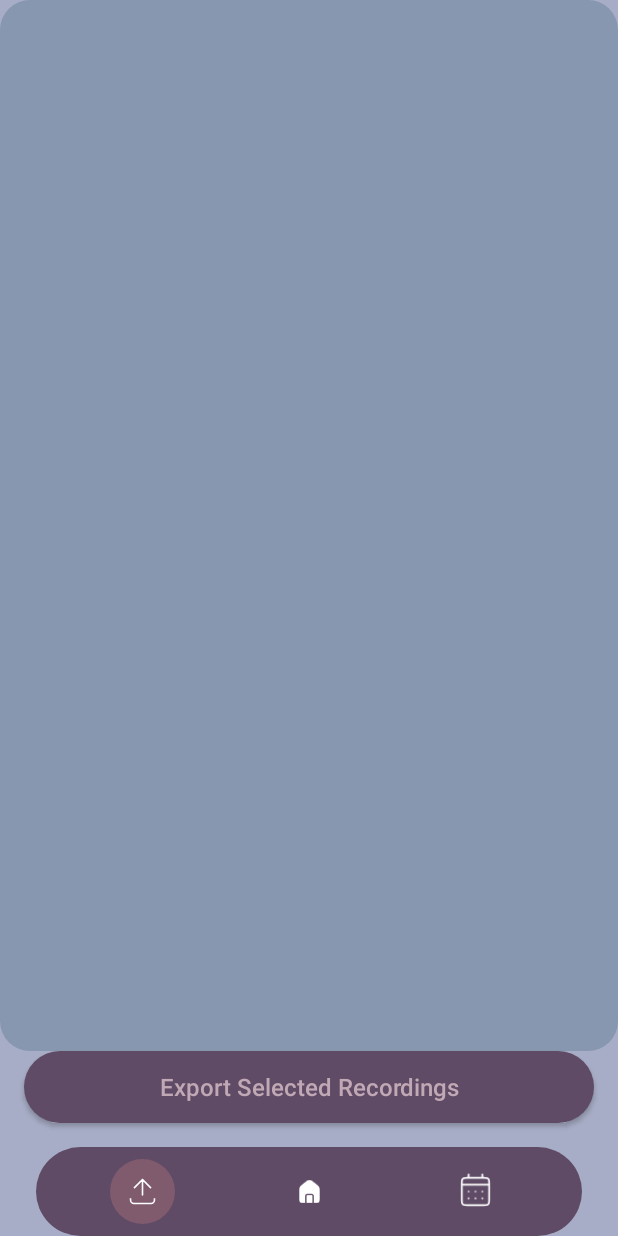
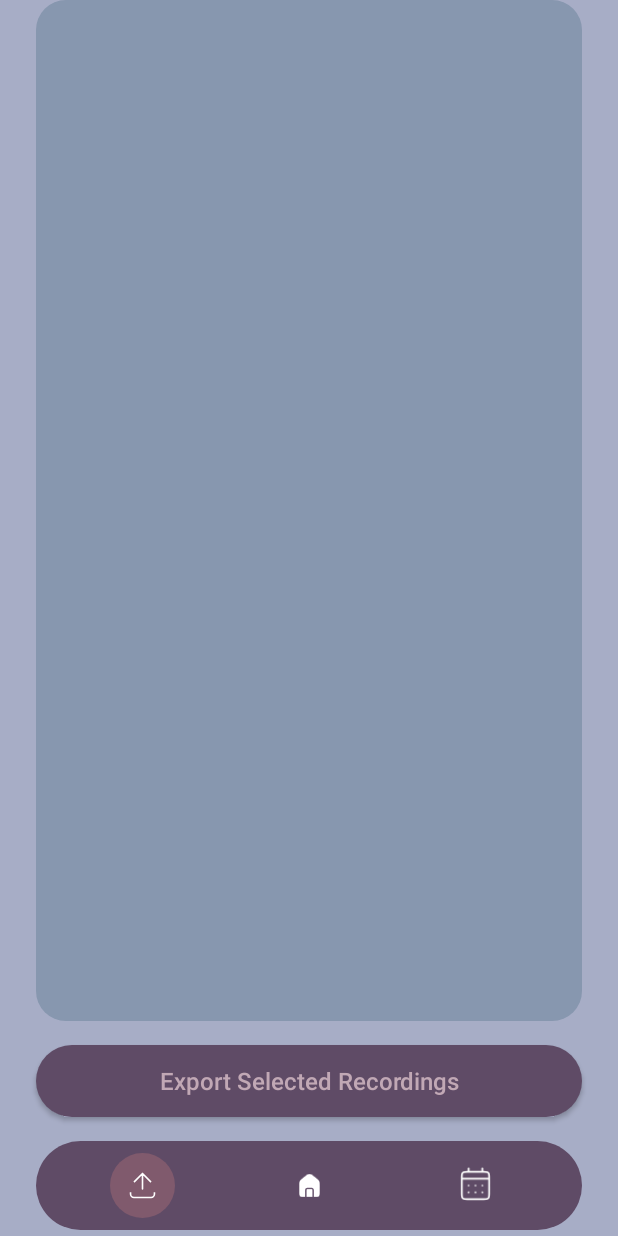
Before and after one commit to HakanEgeOzerol/B1gBr0ther, an Android app built with Jetpack Compose: the ExportPage screen opened directly, with no data from a screen before it, on a phone screen of 412 x 824 dp. Run offline under Robolectric (Android 15) with nearby library versions, the phone set to English and light mode, and no system bars.

Commit message:
fixed menu bar in export page

```diff
--- a/app/src/main/java/com/b1gbr0ther/ExportPage.kt
+++ b/app/src/main/java/com/b1gbr0ther/ExportPage.kt
@@ -4,7 +4,10 @@ import android.os.Bundle
 import android.view.View
 import android.widget.Button
 import android.widget.Toast
+import androidx.activity.enableEdgeToEdge
 import androidx.appcompat.app.AppCompatActivity
+import androidx.core.view.ViewCompat
+import androidx.core.view.WindowInsetsCompat
 import androidx.recyclerview.widget.LinearLayoutManager
 import androidx.recyclerview.widget.RecyclerView
 
@@ -15,6 +18,7 @@ class ExportPage : AppCompatActivity() {
 
     override fun onCreate(savedInstanceState: Bundle?) {
         super.onCreate(savedInstanceState)
+        enableEdgeToEdge()
         setContentView(R.layout.activity_export_page)
 
         // Initialize views
@@ -24,6 +28,13 @@ class ExportPage : AppCompatActivity() {
 
         // Setup menu bar
         menuBar.setActivePage(0) // Set export page as active
+        menuBar.bringToFront() // Ensure menu bar is on top
+
+        ViewCompat.setOnApplyWindowInsetsListener(findViewById(R.id.main)) { v, insets ->
+            val systemBars = insets.getInsets(WindowInsetsCompat.Type.systemBars())
+            v.setPadding(systemBars.left, systemBars.top, systemBars.right, systemBars.bottom)
+            insets
+        }
 
         // Setup recycler view
         recordingsRecyclerView.layoutManager = LinearLayoutManager(this)
--- a/app/src/main/res/layout/activity_export_page.xml
+++ b/app/src/main/res/layout/activity_export_page.xml
@@ -2,20 +2,11 @@
 <androidx.constraintlayout.widget.ConstraintLayout xmlns:android="http://schemas.android.com/apk/res/android"
     xmlns:app="http://schemas.android.com/apk/res-auto"
     xmlns:tools="http://schemas.android.com/tools"
+    android:id="@+id/main"
     android:layout_width="match_parent"
     android:layout_height="match_parent"
     android:background="#A7ADC6"
     tools:context=".ExportPage">
-
-    <com.b1gbr0ther.MenuBar
-        android:id="@+id/menuBar"
-        android:layout_width="0dp"
-        android:layout_height="wrap_content"
-        android:layout_marginStart="24dp"
-        android:layout_marginEnd="24dp"
-        app:layout_constraintBottom_toBottomOf="parent"
-        app:layout_constraintEnd_toEndOf="parent"
-        app:layout_constraintStart_toStartOf="parent" />
 
     <androidx.recyclerview.widget.RecyclerView
         android:id="@+id/recordingsRecyclerView"
@@ -26,19 +17,38 @@
         android:background="@drawable/less_rounded_corners"
         android:backgroundTint="#8797AF"
         app:layout_constraintTop_toTopOf="parent"
-        app:layout_constraintBottom_toTopOf="@id/exportButton" />
+        app:layout_constraintBottom_toTopOf="@id/exportButton"
+        android:layout_marginStart="24dp"
+        android:layout_marginEnd="24dp"
+        android:layout_marginBottom="16dp" />
 
     <Button
         android:id="@+id/exportButton"
         android:layout_width="match_parent"
         android:layout_height="wrap_content"
-        android:layout_margin="16dp"
+        android:layout_marginStart="24dp"
+        android:layout_marginEnd="24dp"
+        android:layout_marginBottom="16dp"
         android:background="@drawable/rounded_corners"
         android:backgroundTint="#5F4B66"
         android:text="Export Selected Recordings"
         android:textAllCaps="false"
         android:textColor="#C1A8B5"
         android:textSize="16sp"
-        app:layout_constraintBottom_toTopOf="@id/menuBar" />
+        app:layout_constraintBottom_toTopOf="@id/menuBar"
+        app:layout_constraintStart_toStartOf="parent"
+        app:layout_constraintEnd_toEndOf="parent" />
+
+    <com.b1gbr0ther.MenuBar
+        android:id="@+id/menuBar"
+        android:layout_width="0dp"
+        android:layout_height="wrap_content"
+        android:layout_marginStart="24dp"
+        android:layout_marginEnd="24dp"
+        android:layout_marginBottom="4dp"
+        app:layout_constraintBottom_toBottomOf="parent"
+        app:layout_constraintEnd_toEndOf="parent"
+        app:layout_constraintHorizontal_bias="0.0"
+        app:layout_constraintStart_toStartOf="parent" />
 
 </androidx.constraintlayout.widget.ConstraintLayout>
```
